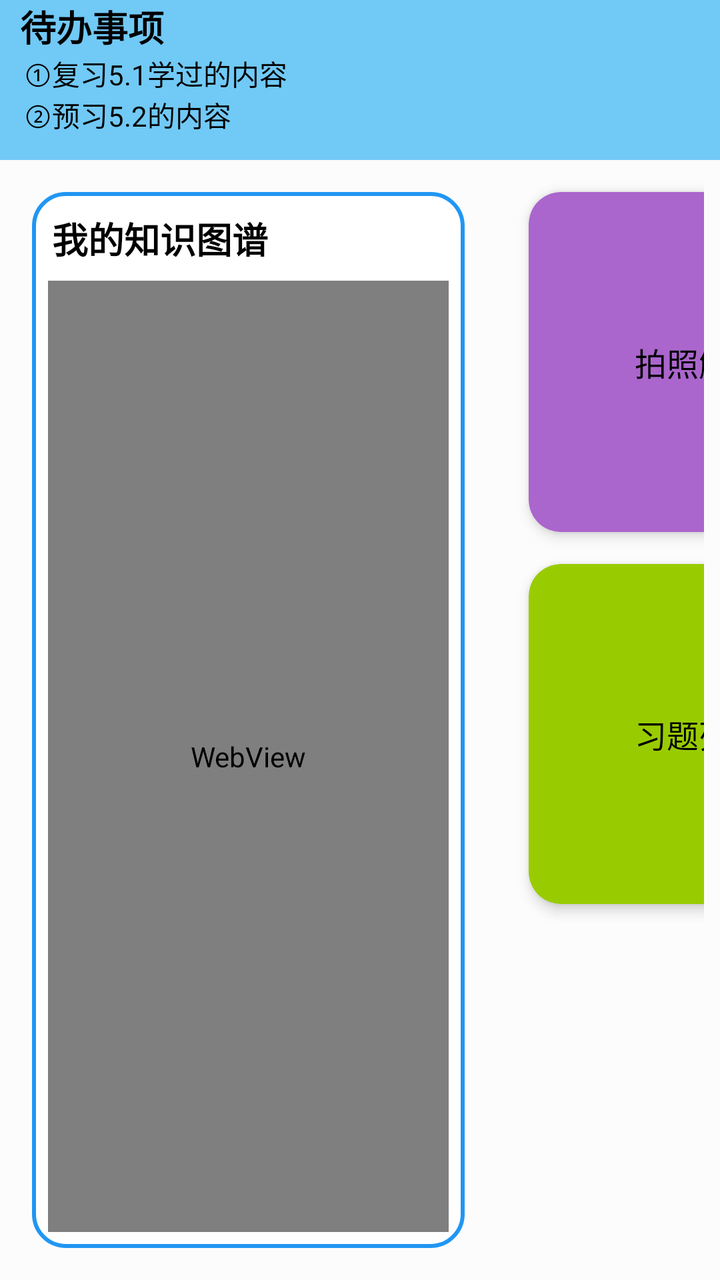
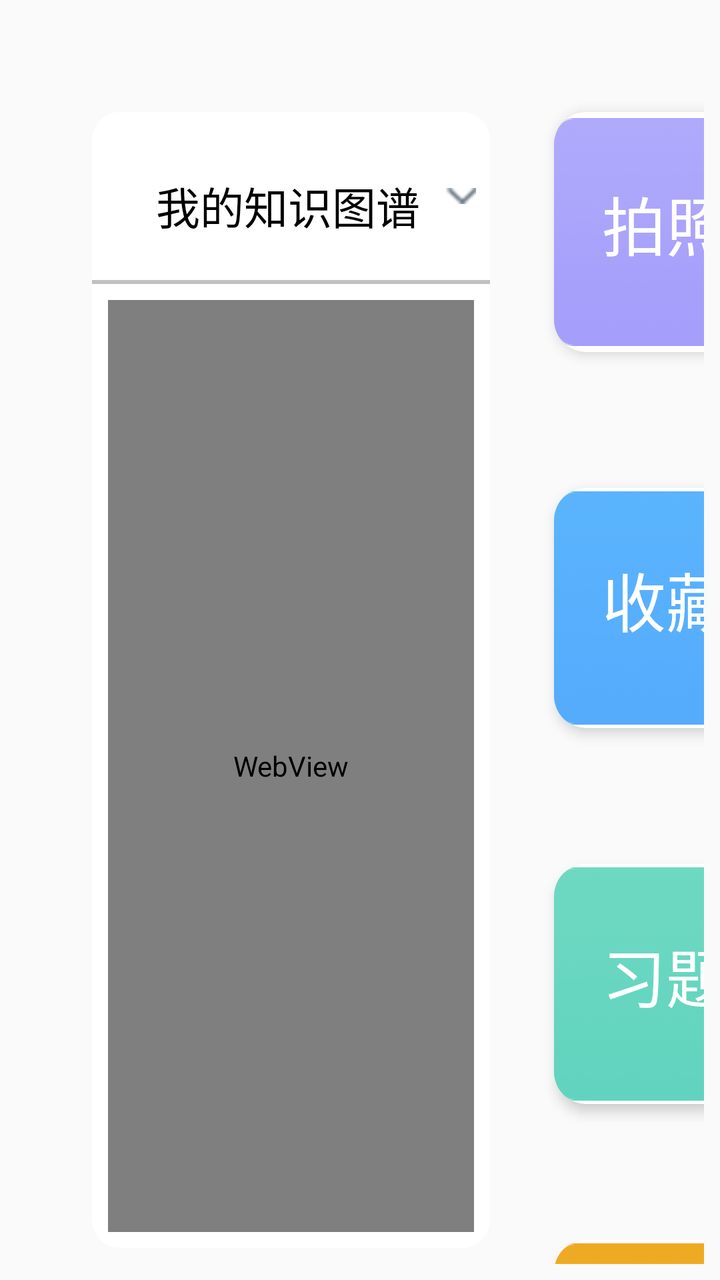

Two renders of the same Android screen: before a commit and after it. Below are the layout's source before the change and the commit's diff.
<!-- AndroidManifest.xml: application theme Theme.IMatesApp.FullScreen -->
<!-- res/layout/fragment_subject_biology.xml -->
<?xml version="1.0" encoding="utf-8"?>
 <androidx.constraintlayout.widget.ConstraintLayout
    xmlns:android="http://schemas.android.com/apk/res/android"
     xmlns:app="http://schemas.android.com/apk/res-auto"
     android:layout_width="match_parent"
     android:layout_height="match_parent"
     android:background="#80FFFFFF"
     xmlns:tools="http://schemas.android.com/tools"
     tools:context=".fragments.FragmentSubjectBiology">
    <LinearLayout
        android:id="@+id/tool_bar"
        android:layout_width="match_parent"
        android:layout_height="wrap_content"
        android:orientation="vertical"
        android:background="#71c9f6"
        android:minHeight="80dp"
        app:layout_constraintTop_toTopOf="parent"
        app:layout_constraintStart_toStartOf="parent">

        <TextView
            android:layout_width="wrap_content"
            android:layout_height="wrap_content"
            android:textColor="#000000"
            android:textStyle="bold"
            android:layout_marginStart="10dp"
            android:textSize="@dimen/reflow_text_title_size"
            android:text="待办事项"/>
        <TextView
            android:layout_width="wrap_content"
            android:layout_height="wrap_content"
            android:background="@android:color/transparent"
            android:textColor="#000000"
            android:layout_marginStart="12dp"
            android:text="①复习5.1学过的内容"/>
        <TextView
            android:layout_width="wrap_content"
            android:layout_height="wrap_content"
            android:background="@android:color/transparent"
            android:textColor="#000000"
            android:layout_marginStart="12dp"
            android:text="②预习5.2的内容"/>

    </LinearLayout>

    <LinearLayout
        android:layout_width="0dp"
        android:layout_height="0dp"
        app:layout_constraintStart_toStartOf="parent"
        app:layout_constraintEnd_toStartOf="@+id/guideline"
        app:layout_constraintTop_toBottomOf="@id/tool_bar"
        app:layout_constraintBottom_toBottomOf="parent"
        android:layout_margin="16dp"
        android:orientation="vertical"
        android:background="@drawable/todo_list_bg">
        <TextView
            android:layout_width="wrap_content"
            android:layout_height="wrap_content"
            android:textColor="#000000"
            android:textStyle="bold"
            android:textSize="@dimen/reflow_text_title_size"
            android:layout_marginStart="10dp"
            android:layout_marginTop="10dp"
            android:text="我的知识图谱"/>

        <WebView
            android:id="@+id/knowledge_view"
            android:background="@drawable/round_corner"
            android:layout_width="match_parent"
            android:layout_height="match_parent"
            android:layout_margin="8dp"
            android:focusable="true"
            android:focusableInTouchMode="true">
        </WebView>

    </LinearLayout>

    <GridLayout
        android:columnCount="2"
            android:rowCount="2"
            android:padding="8dp"
            android:layout_width="0dp"
            android:layout_height="0dp"
            app:layout_constraintStart_toEndOf="@+id/guideline"
            app:layout_constraintEnd_toEndOf="parent"
            app:layout_constraintTop_toBottomOf="@id/tool_bar"
            app:layout_constraintBottom_toBottomOf="parent">

            <androidx.cardview.widget.CardView
                android:id="@+id/photo_to_solve"
                android:backgroundTint="@android:color/holo_purple"
                android:clickable="true"
                android:focusable="true"
                android:foreground="?android:attr/selectableItemBackgroundBorderless"
                style="@style/MenuCard">
                <TextView
                    style="@style/MenuText"
                    android:textColor="@color/black"
                    android:text="@string/take_photo_solve_question"/>
            </androidx.cardview.widget.CardView>

            <androidx.cardview.widget.CardView
                android:id="@+id/card_my_favor"
                android:clickable="true"
                android:focusable="true"
                android:foreground="?android:attr/selectableItemBackgroundBorderless"
                style="@style/MenuCard"
                android:backgroundTint="@android:color/holo_blue_light">
                <TextView
                    style="@style/MenuText"
                    android:textColor="@color/black"
                    android:text="@string/my_favorite"/>
            </androidx.cardview.widget.CardView>

            <androidx.cardview.widget.CardView
                android:id="@+id/exercise"
                android:clickable="true"
                android:focusable="true"
                android:foreground="?android:attr/selectableItemBackgroundBorderless"
                style="@style/MenuCard"
                android:textColor="@color/black"
                android:backgroundTint="@android:color/holo_green_light">
                <TextView
                    style="@style/MenuText"
                    android:textColor="@color/black"
                    android:text="@string/question_list"/>
            </androidx.cardview.widget.CardView>

            <androidx.cardview.widget.CardView
                android:id="@+id/history"
                android:clickable="true"
                android:focusable="true"
                android:foreground="?android:attr/selectableItemBackgroundBorderless"
                style="@style/MenuCard"
                android:backgroundTint="@android:color/holo_orange_light">
                <TextView
                    style="@style/MenuText"
                    android:textColor="@color/black"
                    android:text="@string/history_archive"/>
            </androidx.cardview.widget.CardView>

        </GridLayout>

    
    <androidx.constraintlayout.widget.Guideline
        android:id="@+id/guideline"
        android:layout_width="wrap_content"
        android:layout_height="wrap_content"
        android:orientation="vertical"
        app:layout_constraintGuide_percent="0.69" />

    <FrameLayout
        android:id="@+id/container"
        android:layout_width="match_parent"
        android:layout_height="match_parent"
        />

</androidx.constraintlayout.widget.ConstraintLayout>
<!-- resources referenced by this layout -->
<resources>
  <color name="black">#FF000000</color>
  <dimen name="reflow_text_title_size">18sp</dimen>
  <!-- drawable round_corner (drawable) -->
  <?xml version="1.0" encoding="utf-8"?>
  <shape xmlns:android="http://schemas.android.com/apk/res/android">
      <solid android:color="#1d85ce" />
      <corners android:radius="16dp" />
      <padding
          android:left="18dp"
          android:right="18dp"
          android:top="9dp"
          android:bottom="9dp" />
  </shape>
  <!-- drawable todo_list_bg (drawable) -->
  <?xml version="1.0" encoding="utf-8"?>
  <shape xmlns:android="http://schemas.android.com/apk/res/android"
      android:shape="rectangle">
      
      <corners android:radius="16dp" />
      <solid android:color="#ffffff" />
  
      
      <stroke
          android:width="2dp"
          android:color="#2196F3" />
  </shape>
  <string name="history_archive">历史档案</string>
  <string name="my_favorite">收藏中心</string>
  <string name="question_list">习题列表</string>
  <string name="take_photo_solve_question">拍照解题</string>
  <style name="MenuCard">
          <item name="android:layout_width">230dp</item>
          <item name="android:layout_height">200dp</item>
          <item name="android:layout_margin">8dp</item>
          <item name="cardCornerRadius">16dp</item>
          <item name="cardElevation">4dp</item>
      </style>
  <style name="MenuText">
          <item name="android:layout_width">wrap_content</item>
          <item name="android:layout_height">wrap_content</item>
          <item name="android:layout_gravity">center</item>
          <item name="android:textColor">@android:color/white</item>
          <item name="android:textSize">16sp</item>
      </style>
  <style name="Theme.IMatesApp.FullScreen" parent="Theme.AppCompat.Light.NoActionBar">
          
          <item name="android:windowFullscreen">true</item>
          
          <item name="android:windowTranslucentStatus">true</item>
          
          <item name="android:windowTranslucentNavigation">true</item>
      </style>
</resources>

<!-- the commit's change to res/layout/fragment_subject_biology.xml (unified diff, before → after) -->
@@ -4,138 +4,169 @@
      xmlns:app="http://schemas.android.com/apk/res-auto"
      android:layout_width="match_parent"
      android:layout_height="match_parent"
-     android:background="#80FFFFFF"
+     android:background="@android:color/transparent"
      xmlns:tools="http://schemas.android.com/tools"
+     android:paddingTop="40dp"
+     android:paddingStart="30dp"
      tools:context=".fragments.FragmentSubjectBiology">
-    <LinearLayout
-        android:id="@+id/tool_bar"
-        android:layout_width="match_parent"
-        android:layout_height="wrap_content"
-        android:orientation="vertical"
-        android:background="#71c9f6"
-        android:minHeight="80dp"
-        app:layout_constraintTop_toTopOf="parent"
-        app:layout_constraintStart_toStartOf="parent">
-
-        <TextView
-            android:layout_width="wrap_content"
-            android:layout_height="wrap_content"
-            android:textColor="#000000"
-            android:textStyle="bold"
-            android:layout_marginStart="10dp"
-            android:textSize="@dimen/reflow_text_title_size"
-            android:text="待办事项"/>
-        <TextView
-            android:layout_width="wrap_content"
-            android:layout_height="wrap_content"
-            android:background="@android:color/transparent"
-            android:textColor="#000000"
-            android:layout_marginStart="12dp"
-            android:text="①复习5.1学过的内容"/>
-        <TextView
-            android:layout_width="wrap_content"
-            android:layout_height="wrap_content"
-            android:background="@android:color/transparent"
-            android:textColor="#000000"
-            android:layout_marginStart="12dp"
-            android:text="②预习5.2的内容"/>
-
-    </LinearLayout>
-
     <LinearLayout
         android:layout_width="0dp"
         android:layout_height="0dp"
         app:layout_constraintStart_toStartOf="parent"
         app:layout_constraintEnd_toStartOf="@+id/guideline"
-        app:layout_constraintTop_toBottomOf="@id/tool_bar"
+        app:layout_constraintTop_toTopOf="parent"
         app:layout_constraintBottom_toBottomOf="parent"
         android:layout_margin="16dp"
         android:orientation="vertical"
-        android:background="@drawable/todo_list_bg">
-        <TextView
-            android:layout_width="wrap_content"
-            android:layout_height="wrap_content"
-            android:textColor="#000000"
-            android:textStyle="bold"
-            android:textSize="@dimen/reflow_text_title_size"
-            android:layout_marginStart="10dp"
-            android:layout_marginTop="10dp"
-            android:text="我的知识图谱"/>
-
+        android:background="@drawable/subject_biology_todo_list_bg">
+        <LinearLayout
+            android:layout_width="match_parent"
+            android:layout_height="84dp"
+            android:background="@drawable/subject_biology_todo_list_top_bg"
+            >
+            <TextView
+                android:layout_width="wrap_content"
+                android:layout_height="30dp"
+                android:textColor="#000000"
+                android:textSize="22sp"
+                android:layout_marginStart="32dp"
+                android:layout_marginTop="20dp"
+                android:text="我的知识图谱"/>
+            <ImageView
+                android:layout_width="15dp"
+                android:layout_height="8dp"
+                android:layout_marginLeft="13dp"
+                android:layout_marginTop="38dp"
+                android:src="@drawable/subject_biology_todo_list_arrow"/>
+            <Button
+                android:layout_width="129dp"
+                android:layout_height="56dp"
+                android:layout_marginTop="14dp"
+                android:layout_marginEnd="35dp"
+                android:layout_marginStart="500dp"
+                android:text="待办"
+                android:textColor="#ffffff"
+                android:textSize="19sp"
+                android:visibility="invisible"
+                android:background="@drawable/subject_biology_todo_button_bg"></Button>
+        </LinearLayout>
+        <View
+            android:layout_width="match_parent"
+            android:layout_height="2dp"
+            android:background="#c0c0c0"></View>
         <WebView
             android:id="@+id/knowledge_view"
-            android:background="@drawable/round_corner"
             android:layout_width="match_parent"
             android:layout_height="match_parent"
             android:layout_margin="8dp"
+            android:background="@drawable/round_corner"
             android:focusable="true"
-            android:focusableInTouchMode="true">
-        </WebView>
+            android:focusableInTouchMode="true"></WebView>
 
     </LinearLayout>
 
     <GridLayout
-        android:columnCount="2"
-            android:rowCount="2"
+        android:columnCount="1"
+            android:rowCount="4"
             android:padding="8dp"
             android:layout_width="0dp"
             android:layout_height="0dp"
+            android:background="@android:color/transparent"
             app:layout_constraintStart_toEndOf="@+id/guideline"
             app:layout_constraintEnd_toEndOf="parent"
-            app:layout_constraintTop_toBottomOf="@id/tool_bar"
+            app:layout_constraintTop_toTopOf="parent"
             app:layout_constraintBottom_toBottomOf="parent">
-
             <androidx.cardview.widget.CardView
                 android:id="@+id/photo_to_solve"
-                android:backgroundTint="@android:color/holo_purple"
+                style="@style/MenuCard"
+                android:background="@android:color/transparent"
+                android:layout_width="350dp"
+                android:layout_height="120dp"
                 android:clickable="true"
-                android:focusable="true"
-                android:foreground="?android:attr/selectableItemBackgroundBorderless"
-                style="@style/MenuCard">
+                android:focusable="true">
+                <ImageView
+                    android:layout_width="match_parent"
+                    android:layout_height="match_parent"
+                    android:scaleType="fitCenter"
+                    android:src="@drawable/subject_biology_photo_to_solve"/>
                 <TextView
-                    style="@style/MenuText"
-                    android:textColor="@color/black"
-                    android:text="@string/take_photo_solve_question"/>
+                    android:layout_width="match_parent"
+                    android:layout_height="match_parent"
+                    android:text="拍照解题"
+                    android:textColor="@color/white"
+                    android:textSize="32sp"
+                    android:paddingLeft="24dp"
+                    android:paddingTop="32dp"/>
             </androidx.cardview.widget.CardView>
 
             <androidx.cardview.widget.CardView
                 android:id="@+id/card_my_favor"
+                style="@style/MenuCard"
+                android:layout_marginTop="60dp"
+                android:layout_width="358dp"
+                android:layout_height="120dp"
                 android:clickable="true"
-                android:focusable="true"
-                android:foreground="?android:attr/selectableItemBackgroundBorderless"
-                style="@style/MenuCard"
-                android:backgroundTint="@android:color/holo_blue_light">
+                android:focusable="true">
+                <ImageView
+                    android:layout_marginStart="0dp"
+                    android:layout_width="match_parent"
+                    android:layout_height="match_parent"
+                    android:src="@drawable/subject_biology_card_my_favor"/>
                 <TextView
-                    style="@style/MenuText"
-                    android:textColor="@color/black"
-                    android:text="@string/my_favorite"/>
+                    android:layout_width="match_parent"
+                    android:layout_height="match_parent"
+                    android:text="@string/my_favorite"
+                    android:textColor="@color/white"
+                    android:textSize="32sp"
+                    android:paddingLeft="24dp"
+                    android:paddingTop="32dp"/>
             </androidx.cardview.widget.CardView>
 
             <androidx.cardview.widget.CardView
                 android:id="@+id/exercise"
                 android:clickable="true"
                 android:focusable="true"
-                android:foreground="?android:attr/selectableItemBackgroundBorderless"
                 style="@style/MenuCard"
-                android:textColor="@color/black"
-                android:backgroundTint="@android:color/holo_green_light">
+                android:layout_marginTop="60dp"
+                android:layout_width="358dp"
+                android:layout_height="120dp">
+                <ImageView
+                    android:layout_marginStart="0dp"
+                    android:layout_width="match_parent"
+                    android:layout_height="match_parent"
+                    android:src="@drawable/subject_biology_exercise"/>
                 <TextView
-                    style="@style/MenuText"
-                    android:textColor="@color/black"
-                    android:text="@string/question_list"/>
+                    android:layout_width="match_parent"
+                    android:layout_height="match_parent"
+                    android:text="习题列表"
+                    android:textColor="@color/white"
+                    android:textSize="32sp"
+                    android:paddingLeft="24dp"
+                    android:paddingTop="32dp"/>
             </androidx.cardview.widget.CardView>
 
             <androidx.cardview.widget.CardView
                 android:id="@+id/history"
                 android:clickable="true"
                 android:focusable="true"
-                android:foreground="?android:attr/selectableItemBackgroundBorderless"
                 style="@style/MenuCard"
-                android:backgroundTint="@android:color/holo_orange_light">
+                android:layout_marginTop="60dp"
+                app:layout_constraintBottom_toBottomOf="parent"
+                android:layout_width="358dp"
+                android:layout_height="120dp">
+                <ImageView
+                    android:layout_marginStart="0dp"
+                    android:layout_width="match_parent"
+                    android:layout_height="match_parent"
+                    android:src="@drawable/subject_biology_history"/>
                 <TextView
-                    style="@style/MenuText"
-                    android:textColor="@color/black"
-                    android:text="@string/history_archive"/>
+                    android:layout_width="match_parent"
+                    android:layout_height="match_parent"
+                    android:text="历史档案"
+                    android:textColor="@color/white"
+                    android:textSize="32sp"
+                    android:paddingLeft="24dp"
+                    android:paddingTop="32dp"/>
             </androidx.cardview.widget.CardView>
 
         </GridLayout>
@@ -146,7 +177,7 @@
         android:layout_width="wrap_content"
         android:layout_height="wrap_content"
         android:orientation="vertical"
-        app:layout_constraintGuide_percent="0.69" />
+        app:layout_constraintGuide_percent="0.7" />
 
     <FrameLayout
         android:id="@+id/container"
<!-- resource entries referenced after the edit -->
@@ -1,7 +1,6 @@
 <!-- resources referenced by this layout -->
 <resources>
-  <color name="black">#FF000000</color>
-  <dimen name="reflow_text_title_size">18sp</dimen>
+  <color name="white">#ffffff</color>
   <!-- drawable round_corner (drawable) -->
   <?xml version="1.0" encoding="utf-8"?>
   <shape xmlns:android="http://schemas.android.com/apk/res/android">
@@ -13,36 +12,39 @@
           android:top="9dp"
           android:bottom="9dp" />
   </shape>
-  <!-- drawable todo_list_bg (drawable) -->
+  <!-- drawable subject_biology_card_my_favor: png bitmap (drawable, 30568 bytes) -->
+  <!-- drawable subject_biology_exercise: png bitmap (drawable, 39166 bytes) -->
+  <!-- drawable subject_biology_history: png bitmap (drawable, 39192 bytes) -->
+  <!-- drawable subject_biology_photo_to_solve: png bitmap (drawable, 37849 bytes) -->
+  <!-- drawable subject_biology_todo_button_bg (drawable) -->
   <?xml version="1.0" encoding="utf-8"?>
-  <shape xmlns:android="http://schemas.android.com/apk/res/android"
-      android:shape="rectangle">
-      
-      <corners android:radius="16dp" />
-      <solid android:color="#ffffff" />
-  
-      
-      <stroke
-          android:width="2dp"
-          android:color="#2196F3" />
+  <shape android:shape="rectangle" xmlns:android="http://schemas.android.com/apk/res/android">
+      <gradient android:type="linear" android:useLevel="true" android:startColor="#ff0078ff" android:endColor="#ff21a4ff" android:angle="45" />
+      <corners android:topLeftRadius="14dp" android:topRightRadius="14dp" android:bottomLeftRadius="14dp" android:bottomRightRadius="14dp" />
   </shape>
-  <string name="history_archive">历史档案</string>
+  <!-- drawable subject_biology_todo_list_arrow: png bitmap (drawable, 486 bytes) -->
+  <!-- drawable subject_biology_todo_list_bg (drawable) -->
+  <?xml version="1.0" encoding="utf-8"?>
+  <shape android:shape="rectangle" xmlns:android="http://schemas.android.com/apk/res/android">
+      <solid android:color="#ffffffff" />
+      <corners android:topLeftRadius="14dp" android:topRightRadius="14dp" android:bottomLeftRadius="14dp" android:bottomRightRadius="14dp" />
+  </shape>
+  <!-- drawable subject_biology_todo_list_top_bg (drawable) -->
+  <?xml version="1.0" encoding="utf-8"?>
+  <shape android:shape="rectangle" xmlns:android="http://schemas.android.com/apk/res/android">
+      <solid android:color="#ffffffff" />
+      <item android:name="android:shadowDx">0</item>
+      <item android:name="android:shadowDy">3</item>
+      <item android:name="android:shadowColor">#1f333333</item>
+      <corners android:topLeftRadius="14dp" android:topRightRadius="14dp" android:bottomLeftRadius="14dp" android:bottomRightRadius="14dp" />
+  </shape>
   <string name="my_favorite">收藏中心</string>
-  <string name="question_list">习题列表</string>
-  <string name="take_photo_solve_question">拍照解题</string>
   <style name="MenuCard">
           <item name="android:layout_width">230dp</item>
           <item name="android:layout_height">200dp</item>
           <item name="android:layout_margin">8dp</item>
           <item name="cardCornerRadius">16dp</item>
           <item name="cardElevation">4dp</item>
-      </style>
-  <style name="MenuText">
-          <item name="android:layout_width">wrap_content</item>
-          <item name="android:layout_height">wrap_content</item>
-          <item name="android:layout_gravity">center</item>
-          <item name="android:textColor">@android:color/white</item>
-          <item name="android:textSize">16sp</item>
       </style>
   <style name="Theme.IMatesApp.FullScreen" parent="Theme.AppCompat.Light.NoActionBar">
           
